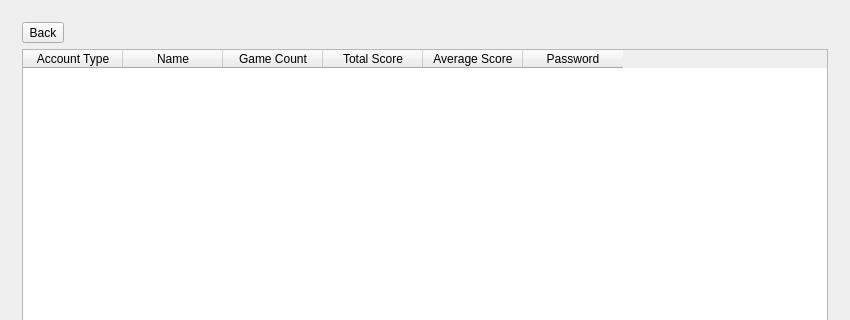
Old version of the form mainwindow.ui in the repository nphelpsiv/Education-App; both pictures show x 0 to 850 and y 0 to 320 of the 850 by 680 pixel window.
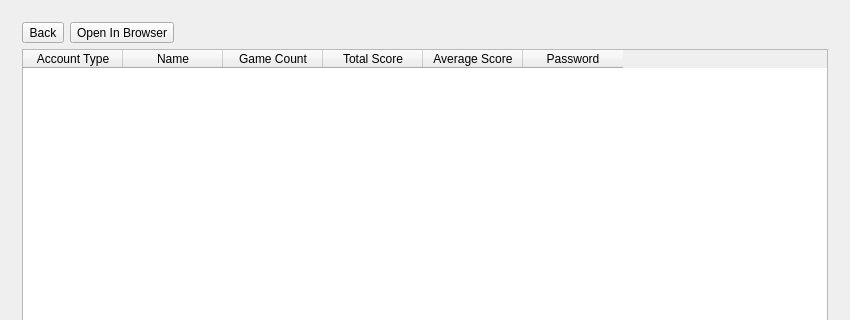
New version of the form. The open tabs and pages were chosen to show the change. Icons and pictures are not drawn.

Commit message: Moved openinbrowser button to teacher page

What changed in the file:
```diff
--- a/mainwindow.ui
+++ b/mainwindow.ui
@@ -1842,7 +1842,7 @@
             </property>
            </widget>
           </item>
-          <item row="0" column="1">
+          <item row="0" column="2">
            <spacer name="horizontalSpacer_17">
             <property name="orientation">
              <enum>Qt::Horizontal</enum>
@@ -1855,6 +1855,13 @@
             </property>
            </spacer>
           </item>
+          <item row="0" column="1">
+           <widget class="QToolButton" name="openInBrowser">
+            <property name="text">
+             <string>Open In Browser</string>
+            </property>
+           </widget>
+          </item>
          </layout>
         </item>
         <item>
```
Left out of the diff: 11 changed lines with no effect on the pictures. The commit also changes 2 other files.
